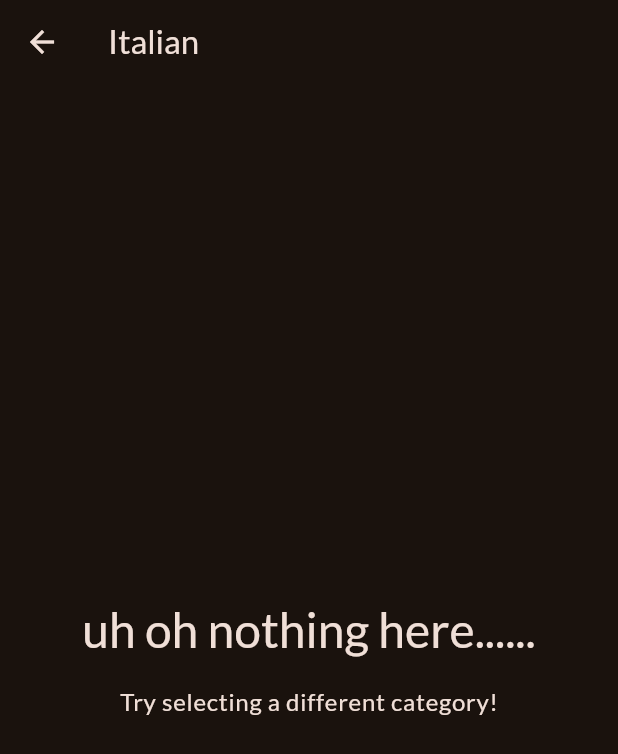
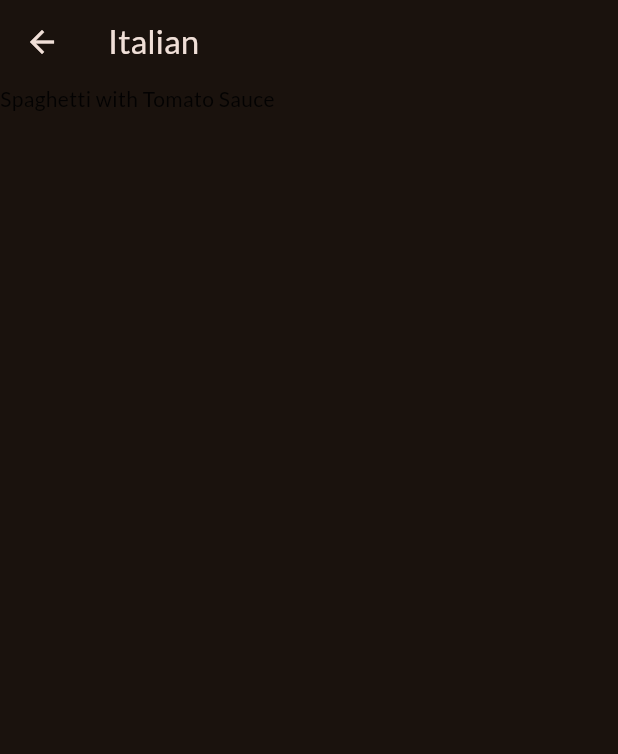
Before and after one commit to Gajamathi/tryyyal, a Flutter app: the screen it shows after launch, after a tap on "Italian", on a phone screen of 412 x 824 dp. Shown: the top 754 px of the screen. Run offline on Flutter 3.47's test engine with Material 2 defaults, Android fonts, the phone set to English and light mode, and no system bars; our stand-ins replace google_fonts.

Commit message:
changes 2

```diff
--- a/lib/screens/meall.dart
+++ b/lib/screens/meall.dart
@@ -25,11 +25,9 @@ class MealsScreen extends StatelessWidget {
         ),
       );
     if (meal.isNotEmpty) {
-      ListView.builder(
+      content = ListView.builder(
      itemCount: meal.length,
-      itemBuilder: (context, index) => Text(
-        meal[index].title,
-      ),
+      itemBuilder: (context, index) => Text(meal [index].title),
     );
 
 
```
Also changed, not shown: lib/main.dart (line endings or trailing spaces).
